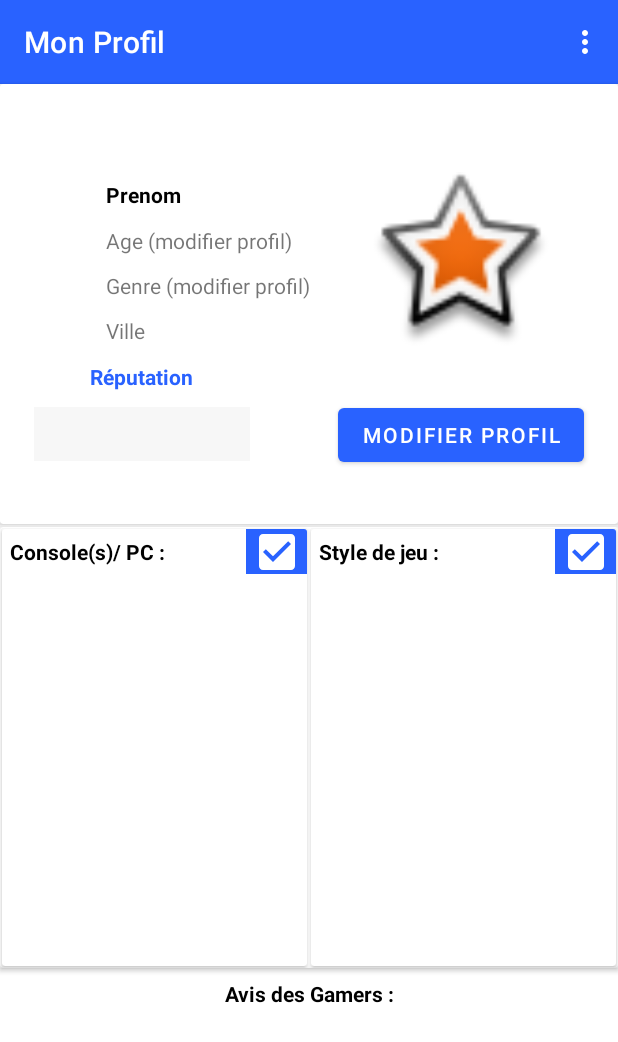
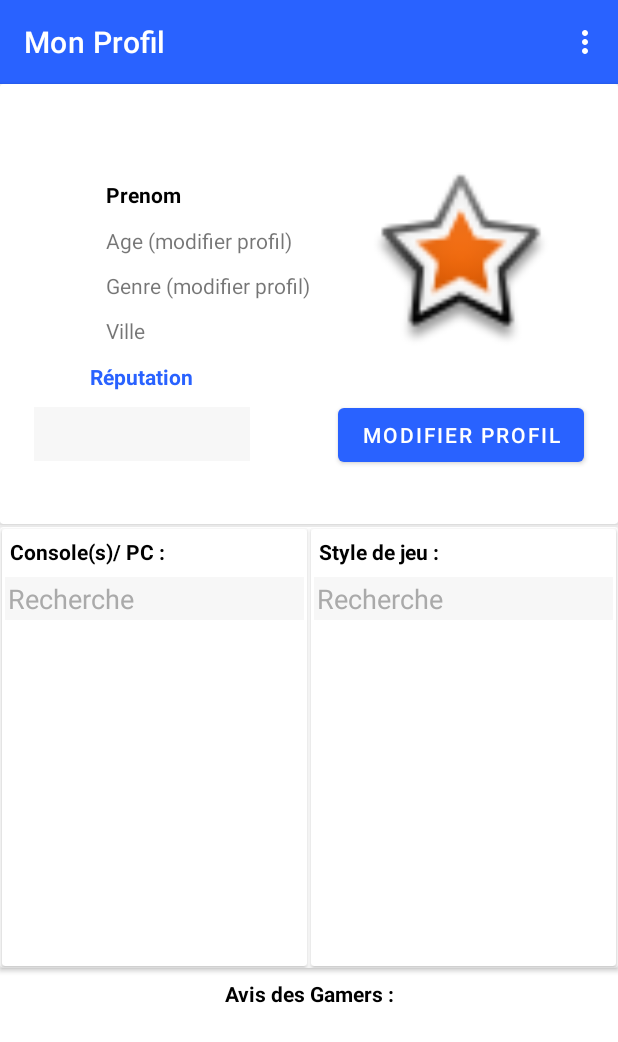
Before and after one commit to Aceman74/SoireeGaming, an Android app: the layout activity_profile.xml on its own in the app's theme, with its tools: preview values and no code run, on a phone screen of 412 x 824 dp. Shown: the top 1042 px of the screen. Run offline under Robolectric (Android 15) with nearby library versions, the light colour scheme and no system bars.

Commit message:
- Profile updated, image picker added - Image edit working (2h lost for a missing perm with android 10) - Added Firebase Stroage method for profile picture

```diff
--- a/app/build.gradle
+++ b/app/build.gradle
@@ -44,6 +44,7 @@ dependencies {
     implementation 'com.google.firebase:firebase-auth:19.1.0'
     implementation 'com.google.firebase:firebase-database:19.2.0'
     implementation 'com.google.firebase:firebase-inappmessaging-display:19.0.2'
+    implementation 'com.google.firebase:firebase-storage:19.1.0'
     //FirebaseUI//
     implementation 'com.firebaseui:firebase-ui-database:4.3.2'
     implementation 'com.firebaseui:firebase-ui-firestore:4.3.2'
@@ -66,6 +67,9 @@ dependencies {
     implementation 'com.squareup.picasso:picasso:2.71828'
     //EventBus//
     implementation 'org.greenrobot:eventbus:3.1.1'
+    // IMAGEPICKER //
+    implementation 'com.github.bumptech.glide:glide:4.9.0'
+    implementation 'com.github.dhaval2404:imagepicker-support:1.5'
     //Dexter//
     implementation 'com.karumi:dexter:5.0.0'
     implementation 'com.google.android.gms:play-services-maps:17.0.0'
--- a/app/src/main/java/com/aceman/soireegaming/data/models/User.kt
+++ b/app/src/main/java/com/aceman/soireegaming/data/models/User.kt
@@ -4,7 +4,7 @@ package com.aceman.soireegaming.data.models
  * Created by Lionel JOFFRAY - on 13/11/2019.
  */
 
-data class User(val uId: String, val name: String, val email: String, val urlPicture: String?,val userLocation: UserLocation, val userInfos: UserInfos)
+data class User(val uId: String, val name: String, val email: String, val urlPicture: String?,val userLocation: UserLocation, val userInfos: UserInfos, val userChip: UserChip)
 {
-    constructor() : this("-1", "Doe", "noEmail", "noUrl", UserLocation(), UserInfos())
+    constructor() : this("-1", "Doe", "noEmail", "noUrl", UserLocation(), UserInfos(), UserChip())
 }
--- a/app/src/main/java/com/aceman/soireegaming/ui/login/LoginPresenter.kt
+++ b/app/src/main/java/com/aceman/soireegaming/ui/login/LoginPresenter.kt
@@ -1,13 +1,11 @@
 package com.aceman.soireegaming.ui.login
 
-import androidx.lifecycle.MutableLiveData
 import com.aceman.soireegaming.data.models.User
 import com.aceman.soireegaming.data.repositories.FirestoreRepository
 import com.aceman.soireegaming.utils.Utils
 import com.aceman.soireegaming.utils.base.BasePresenter
 import com.google.firebase.auth.FirebaseAuth
 import com.google.firebase.auth.FirebaseUser
-import okhttp3.internal.Util
 import timber.log.Timber
 
 /**
@@ -40,7 +38,7 @@ class LoginPresenter : BasePresenter(), LoginContract.LoginPresenterInterface {
 
         firebaseRepository.getUser(userItem.uId).addOnSuccessListener { documentSnapshot ->
             if (!documentSnapshot.exists()) {
-                firebaseRepository.saveUser(userItem).addOnSuccessListener {
+                firebaseRepository.saveUser(userItem,userItem.uId).addOnSuccessListener {
                     Timber.i("New User saved!")
                 }.addOnFailureListener {
                     Timber.e("Failed to save User!")
--- a/app/src/main/java/com/aceman/soireegaming/ui/viewmodel/LoginViewModel.kt
+++ b/app/src/main/java/com/aceman/soireegaming/ui/viewmodel/LoginViewModel.kt
@@ -35,7 +35,7 @@ class LoginViewModel : ViewModel() {
 
         getUserFromFirestore(userItem.uId).addOnSuccessListener { documentSnapshot ->
             if (!documentSnapshot.exists()) {
-                firebaseRepository.saveUser(userItem).addOnSuccessListener {
+                firebaseRepository.saveUser(userItem, userItem.uId).addOnSuccessListener {
                     Timber.i("New User saved!")
                 }.addOnFailureListener {
                     Timber.e("Failed to save User!")
--- a/app/src/main/res/layout/activity_profile.xml
+++ b/app/src/main/res/layout/activity_profile.xml
@@ -199,26 +199,17 @@
                         android:orientation="horizontal">
                     <TextView
                         android:id="@+id/profile_support_tv"
-                        android:layout_width="0dp"
+                        android:layout_width="match_parent"
                         android:layout_height="wrap_content"
                         android:text="Console(s)/ PC :"
                         android:textColor="@android:color/black"
                         android:textStyle="bold"
-                        android:padding="5dp"
-                        android:layout_weight="0.8"/>
+                        android:padding="5dp"/>
 
-                        <androidx.appcompat.widget.AppCompatImageButton
-                            android:id="@+id/profile_add_console_bt"
-                            android:layout_width="0dp"
-                            android:layout_height="match_parent"
-                            android:src="@drawable/ic_validate"
-                            android:background="@color/primaryColor"
-                            android:layout_weight="0.2"/>
 
                     </androidx.appcompat.widget.LinearLayoutCompat>
                     <AutoCompleteTextView
                         android:id="@+id/console_ac"
-                        android:visibility="gone"
                         android:textColor="@android:color/black"
                         android:textColorHint="@android:color/darker_gray"
                         android:background="@color/lightGrey"
@@ -269,28 +260,18 @@
                     android:orientation="horizontal">
                 <TextView
                     android:id="@+id/profile_gamertags_tv"
-                    android:layout_width="0dp"
+                    android:layout_width="match_parent"
                     android:layout_height="wrap_content"
                     android:text="Style de jeu :"
                     android:textColor="@android:color/black"
                     android:textStyle="bold"
-                    android:padding="5dp"
-                    android:layout_weight="0.8"/>
+                    android:padding="5dp"/>
 
-                    <androidx.appcompat.widget.AppCompatImageButton
-                        android:id="@+id/profile_add_style_bt"
-                        android:layout_width="0dp"
-                        android:layout_height="match_parent"
-                        android:src="@drawable/ic_validate"
-                        android:background="@color/primaryColor"
-                        android:layout_weight="0.2"
-                        android:layout_gravity="center"/>
 
                 </androidx.appcompat.widget.LinearLayoutCompat>
 
                     <AutoCompleteTextView
                         android:id="@+id/style_ac"
-                        android:visibility="gone"
                         android:textColor="@android:color/black"
                         android:textColorHint="@android:color/darker_gray"
                         android:background="@color/lightGrey"
--- a/build.gradle
+++ b/build.gradle
@@ -19,6 +19,7 @@ buildscript {
 
 allprojects {
     repositories {
+        maven { url "https://jitpack.io" }
         google()
         jcenter()
 
```
Also changed, not shown: app/src/main/AndroidManifest.xml (+8 -3 lines), app/src/main/java/com/aceman/soireegaming/data/models/UserChip.kt (added, +9 -0 lines), app/src/main/java/com/aceman/soireegaming/data/repositories/FirestoreRepository.kt (+8 -6 lines), app/src/main/java/com/aceman/soireegaming/ui/login/LoginActivity.kt (+12 -2 lines), app/src/main/java/com/aceman/soireegaming/ui/profile/EditProfileActivity.kt (+58 -0 lines), app/src/main/java/com/aceman/soireegaming/ui/profile/ProfileActivity.kt (+60 -33 lines), app/src/main/java/com/aceman/soireegaming/ui/profile/ProfileContract.kt (+6 -2 lines), app/src/main/java/com/aceman/soireegaming/ui/profile/ProfilePresenter.kt (+13 -1 lines).
